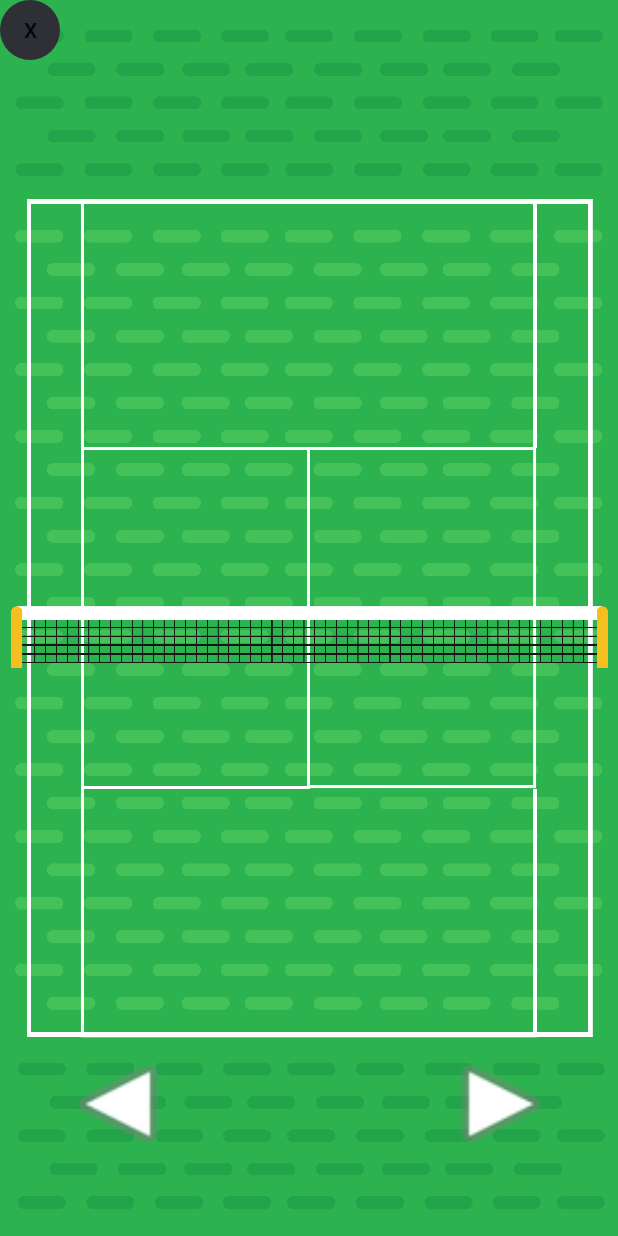
After one commit to LJerk/AndroidProject, an Android app: the layout gamescene.xml on its own in the app's theme, with its tools: preview values and no code run, on a phone screen of 412 x 824 dp. The commit adds this screen. Run offline under Robolectric (Android 15) with nearby library versions, the phone set to English and light mode, and no system bars.

Commit message:
add gamescene layout

```diff
--- /dev/null
+++ b/app/src/main/res/layout/gamescene.xml
@@ -0,0 +1,46 @@
+<?xml version="1.0" encoding="utf-8"?>
+<androidx.constraintlayout.widget.ConstraintLayout xmlns:android="http://schemas.android.com/apk/res/android"
+    xmlns:app="http://schemas.android.com/apk/res-auto"
+    xmlns:tools="http://schemas.android.com/tools"
+    android:orientation="vertical" android:layout_width="match_parent"
+    android:layout_height="match_parent"
+    android:background="@drawable/cord">
+
+    <Button
+        android:id="@+id/button12"
+        android:layout_width="40dp"
+        android:layout_height="40dp"
+        android:text="@string/Exit"
+        android:background="@android:drawable/toast_frame"
+        app:layout_constraintBottom_toTopOf="0dp"
+        app:layout_constraintRight_toRightOf="30dp"
+        />
+
+    <Button
+        android:id="@+id/button8"
+        style="?android:attr/borderlessButtonStyle"
+        android:layout_width="85dp"
+        android:layout_height="76dp"
+        android:layout_marginBottom="50dp"
+        android:layout_marginLeft="255dp"
+        android:background="@android:drawable/ic_media_play"
+        android:textColor="@android:color/black"
+        app:layout_constraintBottom_toBottomOf="parent"
+        app:layout_constraintLeft_toLeftOf="parent"
+        app:layout_constraintRight_toRightOf="parent" />
+
+    <Button
+        android:id="@+id/button9"
+        style="?android:attr/borderlessButtonStyle"
+        android:layout_width="85dp"
+        android:layout_height="76dp"
+        android:layout_marginBottom="50dp"
+        android:background="@android:drawable/ic_media_play"
+        android:scaleX="-1"
+        android:layout_marginRight="255dp"
+        android:textColor="@android:color/black"
+        app:layout_constraintBottom_toBottomOf="parent"
+        app:layout_constraintLeft_toLeftOf="parent"
+        app:layout_constraintRight_toRightOf="parent" />
+
+</androidx.constraintlayout.widget.ConstraintLayout>
--- a/app/src/main/res/layout/results.xml
+++ /dev/null
@@ -1,6 +0,0 @@
-<?xml version="1.0" encoding="utf-8"?>
-<androidx.constraintlayout.widget.ConstraintLayout xmlns:android="http://schemas.android.com/apk/res/android"
-    android:orientation="vertical" android:layout_width="match_parent"
-    android:layout_height="match_parent">
-
-</androidx.constraintlayout.widget.ConstraintLayout>
--- a/app/src/main/res/values/strings.xml
+++ b/app/src/main/res/values/strings.xml
@@ -11,5 +11,6 @@
     <string name="NickName">Nickname</string>
     <string name="StartGame">Start Game</string>
     <string name="Score">Score</string>
+    <string name="Exit">X</string>
 
 </resources>
```
Also changed, not shown: app/src/main/res/drawable/cord.png (added).
